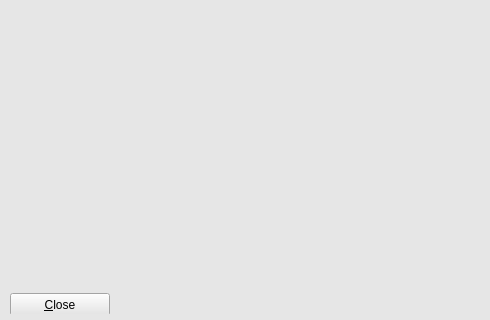
LibreELEC/usb-sd-creator, file creator.ui: the form before one commit; both pictures show x 0 to 490 and y 170 to 490 of the 490 by 490 pixel window.
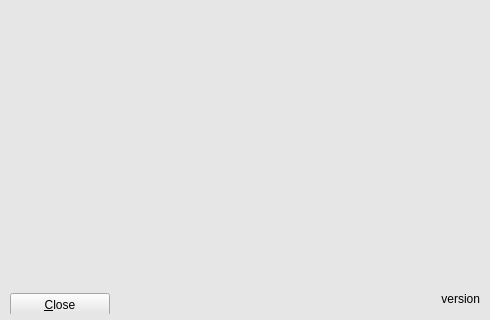
The form after the commit. The open tabs and pages were chosen to show the change. Icons and pictures are not drawn.

Commit message: Fix version label position with RTL languages

```diff
--- a/creator.ui
+++ b/creator.ui
@@ -820,19 +820,6 @@
       <set>Qt::TextBrowserInteraction</set>
      </property>
     </widget>
-    <widget class="QLabel" name="labelVersion">
-     <property name="geometry">
-      <rect>
-       <x>167</x>
-       <y>315</y>
-       <width>311</width>
-       <height>41</height>
-      </rect>
-     </property>
-     <property name="alignment">
-      <set>Qt::AlignRight|Qt::AlignTrailing|Qt::AlignVCenter</set>
-     </property>
-    </widget>
     <widget class="QWidget" name="horizontalLayoutWidget_4">
      <property name="geometry">
       <rect>
@@ -881,6 +868,17 @@
         </property>
        </spacer>
       </item>
+      <item>
+       <widget class="QLabel" name="labelVersion">
+        <property name="text">
+         <string>version
+date</string>
+        </property>
+        <property name="alignment">
+         <set>Qt::AlignRight|Qt::AlignTrailing|Qt::AlignVCenter</set>
+        </property>
+       </widget>
+      </item>
      </layout>
     </widget>
     <zorder>horizontalLayoutWidget_4</zorder>
```
Left out of the diff: 1 changed line with no effect on the pictures.
